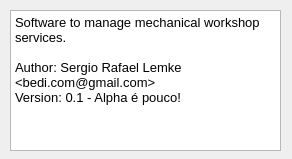
Old version of the form About.ui in the repository bedi1982/Oficina.
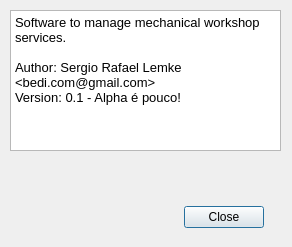
New version of the form. Icons and pictures are not drawn.

Commit message:
Changed the button type on all forms from QPushButton's -> QDialogButtonBox
Removed images from c++ src code and mapped them directly in the form

Improved search results when returning to the main window form from a
modal window

Improved forms, alignment, images, texts

The edit to the form file:
```diff
--- a/About.ui
+++ b/About.ui
@@ -7,7 +7,7 @@
     <x>0</x>
     <y>0</y>
     <width>292</width>
-    <height>159</height>
+    <height>247</height>
    </rect>
   </property>
   <property name="minimumSize">
@@ -19,7 +19,7 @@
   <property name="maximumSize">
    <size>
     <width>292</width>
-    <height>159</height>
+    <height>250</height>
    </size>
   </property>
   <property name="windowTitle">
@@ -52,6 +52,35 @@
     </item>
    </layout>
   </widget>
+  <widget class="QLabel" name="label">
+   <property name="geometry">
+    <rect>
+     <x>20</x>
+     <y>170</y>
+     <width>61</width>
+     <height>61</height>
+    </rect>
+   </property>
+   <property name="text">
+    <string/>
+   </property>
+   <property name="pixmap">
+    <pixmap resource="resources/images.qrc">:/emoticons/service.png</pixmap>
+   </property>
+  </widget>
+  <widget class="QDialogButtonBox" name="buttonBox">
+   <property name="geometry">
+    <rect>
+     <x>90</x>
+     <y>200</y>
+     <width>174</width>
+     <height>34</height>
+    </rect>
+   </property>
+   <property name="standardButtons">
+    <set>QDialogButtonBox::Close</set>
+   </property>
+  </widget>
  </widget>
  <resources/>
  <connections/>
```
Left out of the diff: 4 changed lines with no effect on the pictures. The commit also changes 41 other files.
